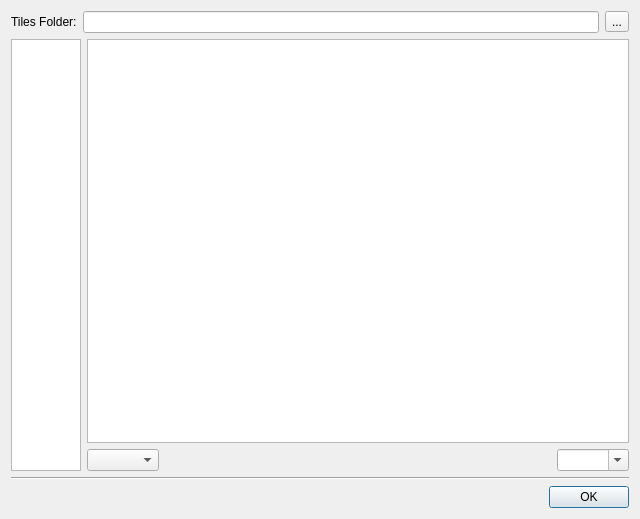
timbaker/buildinged, file src/tiled/tilemetainfodialog.ui: the form before one commit.
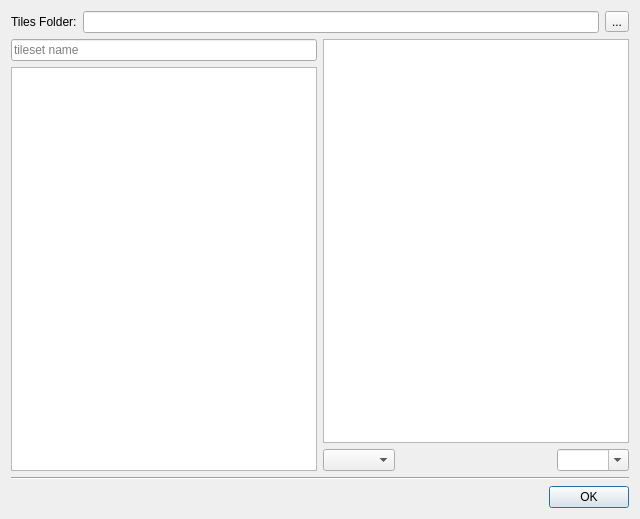
The form after the commit. Icons and pictures are not drawn. Custom widgets are drawn as their Qt base class.

The edit to the form file:
```diff
--- a/src/tiled/tilemetainfodialog.ui
+++ b/src/tiled/tilemetainfodialog.ui
@@ -25,6 +25,16 @@
     <layout class="QHBoxLayout" name="horizontalLayout_XXX">
      <item>
       <layout class="QVBoxLayout" name="tilesetLayout">
+       <item>
+        <widget class="QLineEdit" name="filterEdit">
+         <property name="placeholderText">
+          <string>tileset name</string>
+         </property>
+         <property name="clearButtonEnabled">
+          <bool>true</bool>
+         </property>
+        </widget>
+       </item>
        <item>
         <widget class="QListWidget" name="tilesets">
          <property name="sizePolicy">
```
Left out of the diff: 60 changed lines with no effect on the pictures.
